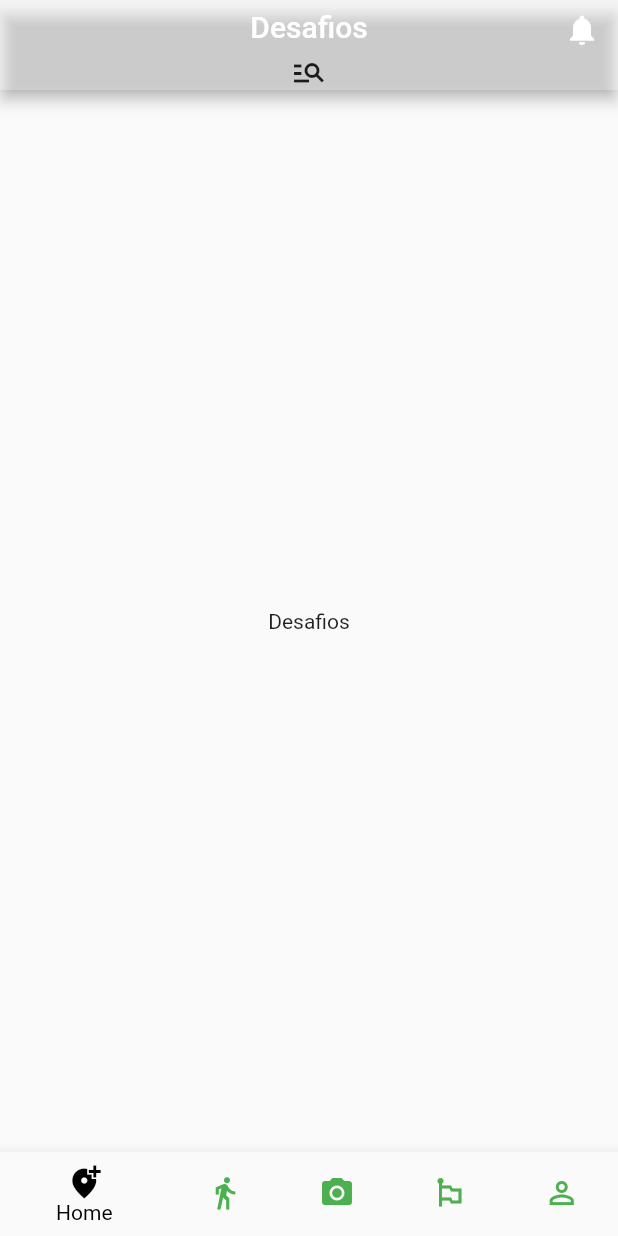
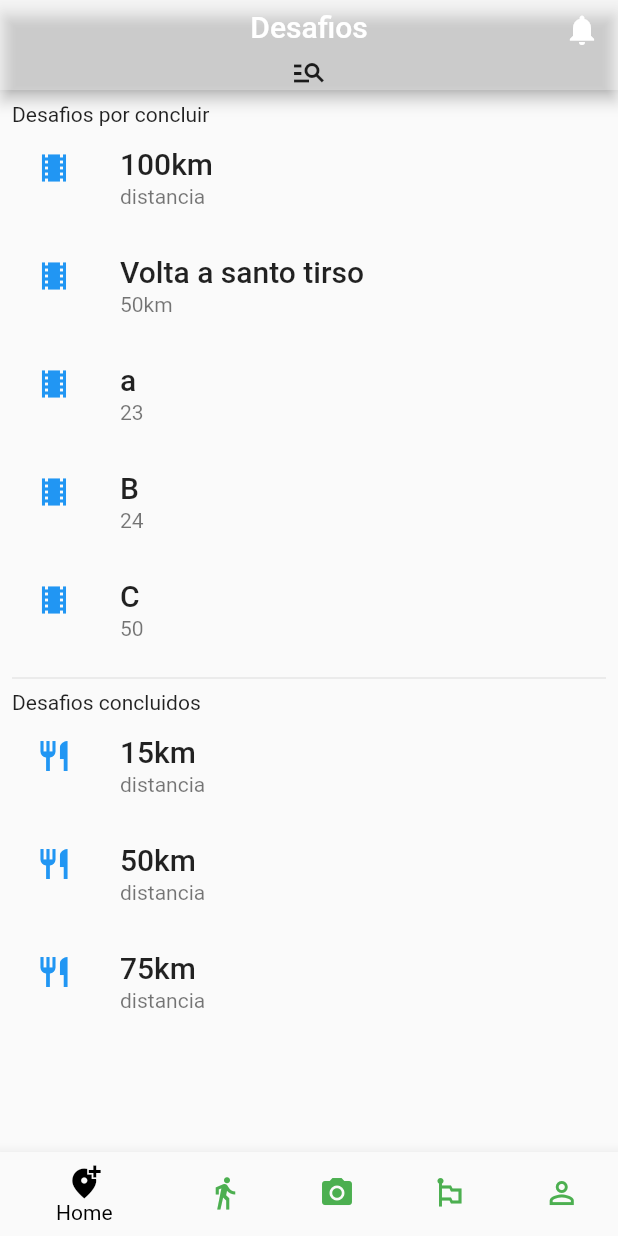
Before and after one commit to RuiOliveirarc/WalkRunWithNature, a Flutter app: the screen it shows after launch, swiped to page 4, on a phone screen of 412 x 824 dp. Run offline on Flutter 3.47's test engine with Material 2 defaults, Android fonts, the phone set to English and light mode, and no system bars; our stand-ins replace image_picker.

Commit message:
Update Desafios.dart, Trilhos.dart, and flutterimagem.png

```diff
--- a/lib/Desafios.dart
+++ b/lib/Desafios.dart
@@ -1,3 +1,4 @@
+import 'package:flutter/cupertino.dart';
 import 'package:flutter/material.dart';
 import 'main.dart';
 import 'perfil.dart';
@@ -22,9 +23,32 @@ class _Desafios extends State<Desafios> {
       appBar: MyAppBar(
         title: Text("Desafios"), //Icon(Icons.add_location_alt),
       ),
-      body: Center(
-        child: Text("Desafios"),
-      ),
+      body: ListView(padding: const EdgeInsets.all(8), children: <Widget>[
+        Text("Desafios por concluir"),
+        _tile('100km', 'distancia', Icons.theaters),
+        _tile('Volta a santo tirso', '50km', Icons.theaters),
+        _tile('a', '23', Icons.theaters),
+        _tile('B', '24', Icons.theaters),
+        _tile('C', '50', Icons.theaters),
+        Divider(),
+        Text("Desafios concluidos"),
+        _tile('15km', 'distancia', Icons.restaurant),
+        _tile('50km', 'distancia', Icons.restaurant),
+        _tile('75km', 'distancia', Icons.restaurant),
+      ]),
     );
   }
 }
+
+ListTile _tile(String title, String subtitle, IconData icon) => ListTile(
+      title: Text(title,
+          style: TextStyle(
+            fontWeight: FontWeight.w500,
+            fontSize: 20,
+          )),
+      subtitle: Text(subtitle),
+      leading: Icon(
+        icon,
+        color: Colors.blue[500],
+      ),
+    );
--- a/lib/Trilhos.dart
+++ b/lib/Trilhos.dart
@@ -21,7 +21,7 @@ class _Trilhos extends State<Trilhos> {
   Widget build(BuildContext context) {
     return Scaffold(
       appBar: MyAppBar(
-        title: Text("Trilhos"), //Icon(Icons.add_location_alt),
+        title: Text("Trilhos"),
       ),
       body: ListView(
         padding: const EdgeInsets.all(8),
```
Also changed, not shown: lib/imagens/flutterimagem.png (added).
